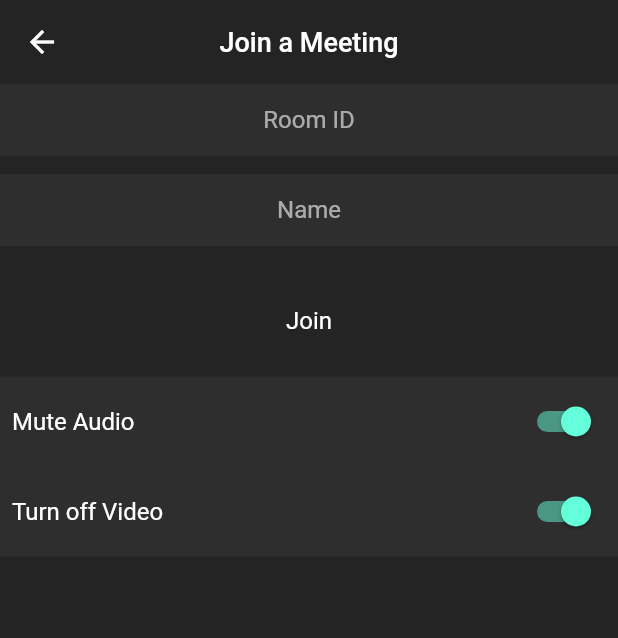
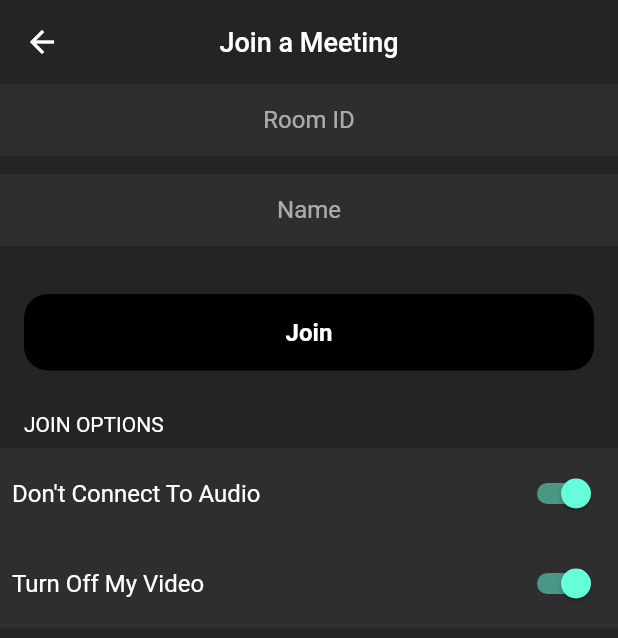
Before and after one commit to CPAD-Gazipur/Zoom, a Flutter app: the screen it shows once a user with an empty profile is signed in, after a tap on "Join Meeting", on a phone screen of 412 x 824 dp. Shown: the top 638 px of the screen. Run offline on Flutter 3.47's test engine with Material 2 defaults, Android fonts, the phone set to English and light mode, and no system bars; our stand-ins replace cloud_firestore, firebase_auth, firebase_core, google_sign_in; missing offline and left inert: jitsi_meet; accounts and stored records are empty; network calls fail.

Commit message:
Zoom: Re-Design Join A Meeting Screen.

```diff
--- a/lib/screens/video_call_screen.dart
+++ b/lib/screens/video_call_screen.dart
@@ -33,6 +33,7 @@ class _VideoCallScreenState extends State<VideoCallScreen> {
   }
 
   _joinMeeting() {
+    if (meetingController.text.isNotEmpty) {
       _jitsiMeetMethods.createMeeting(
         roomName: meetingController.text,
         userName: nameController.text,
@@ -40,6 +41,9 @@ class _VideoCallScreenState extends State<VideoCallScreen> {
         isAudioMuted: isAudioMuted,
         isVideoMuted: isVideoMuted,
       );
+    } else {
+      showSnackBar(context, 'Please enter room ID');
+    }
   }
 
   @override
@@ -65,6 +69,7 @@ class _VideoCallScreenState extends State<VideoCallScreen> {
         ),
       ),
       body: Column(
+        crossAxisAlignment: CrossAxisAlignment.start,
         children: [
           SizedBox(
             height: 60,
@@ -97,21 +102,45 @@ class _VideoCallScreenState extends State<VideoCallScreen> {
             ),
           ),
           const SizedBox(height: 20),
-          InkWell(
+          Container(
+            padding: const EdgeInsets.all(16.0),
+            margin: const EdgeInsets.symmetric(
+              horizontal: 16,
+            ),
+            decoration: BoxDecoration(
+              color: Colors.black,
+              borderRadius: BorderRadius.circular(16),
+            ),
+            child: InkWell(
               onTap: _joinMeeting,
-            child: const Padding(
-              padding: EdgeInsets.all(8.0),
+              child: const Center(
                 child: Text(
                   'Join',
+                  textAlign: TextAlign.center,
                   style: TextStyle(
                     fontSize: 16,
+                    fontWeight: FontWeight.bold,
+                  ),
                 ),
               ),
             ),
           ),
           const SizedBox(height: 20),
+          const Padding(
+            padding: EdgeInsets.only(
+              left: 16,
+              bottom: 8,
+              top: 8,
+            ),
+            child: Text(
+              'JOIN OPTIONS',
+              style: TextStyle(
+                fontSize: 14,
+              ),
+            ),
+          ),
           MeetingOption(
-            text: 'Mute Audio',
+            text: 'Don\'t Connect To Audio',
             isMute: isAudioMuted,
             onChanged: (value) {
               setState(() {
@@ -120,7 +149,7 @@ class _VideoCallScreenState extends State<VideoCallScreen> {
             },
           ),
           MeetingOption(
-            text: 'Turn off Video',
+            text: 'Turn Off My Video',
             isMute: isVideoMuted,
             onChanged: (value) {
               setState(() {
--- a/lib/widgets/custom_button.dart
+++ b/lib/widgets/custom_button.dart
@@ -18,7 +18,7 @@ class CustomButton extends StatelessWidget {
       child: ElevatedButton(
         onPressed: onPressed,
         style: ElevatedButton.styleFrom(
-          primary: buttonColor,
+          backgroundColor: buttonColor,
           minimumSize: const Size(double.infinity, 50),
           shape: RoundedRectangleBorder(
             borderRadius: BorderRadius.circular(30),
```
Also changed, not shown: pubspec.lock, 3 other files. Lines whose indentation alone changed are shown as unchanged.
